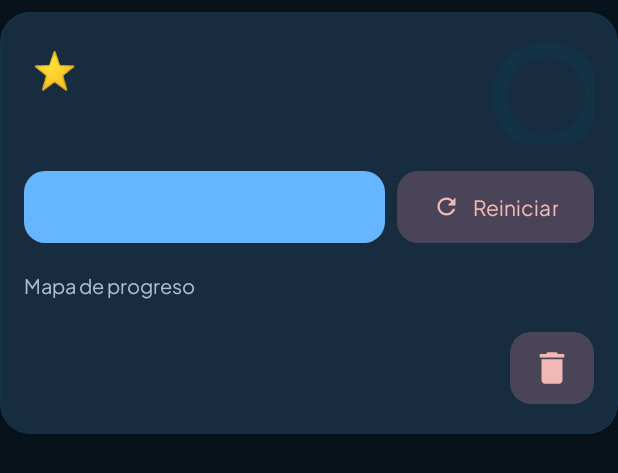
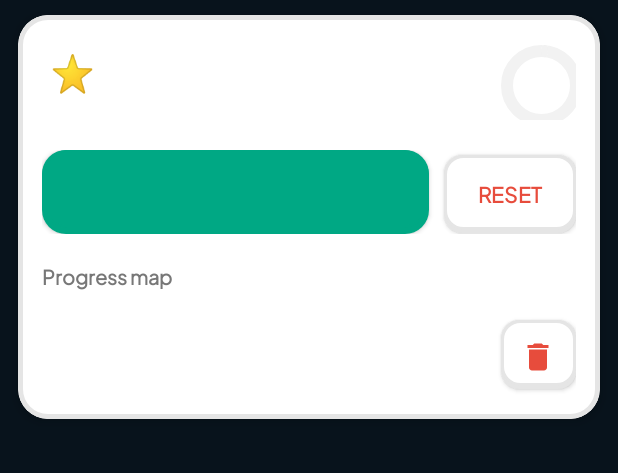
Before and after one commit to Rabenn/DiaCero, an Android app: the layout item_habit.xml on its own in the app's theme, with its tools: preview values and no code run, on a phone screen of 412 x 824 dp. Shown: the top 473 px of the screen. Run offline under Robolectric (Android 15) with nearby library versions, the phone set to English and light mode, and no system bars.

Commit message:
FEAT: Habitos estilos

```diff
--- a/app/src/main/res/layout/item_habit.xml
+++ b/app/src/main/res/layout/item_habit.xml
@@ -4,11 +4,13 @@
     android:id="@+id/cardHabit"
     android:layout_width="match_parent"
     android:layout_height="wrap_content"
-    android:layout_marginVertical="8dp"
+    android:layout_marginVertical="10dp"
+    android:layout_marginHorizontal="12dp"
     app:cardCornerRadius="20dp"
     app:cardElevation="4dp"
-    app:strokeColor="?attr/colorSurfaceVariant"
-    app:strokeWidth="1dp">
+    app:strokeColor="@color/duo_border"
+    app:strokeWidth="3dp"
+    android:backgroundTint="#FFFFFF">
 
     <androidx.constraintlayout.widget.ConstraintLayout
         android:layout_width="match_parent"
@@ -29,7 +31,7 @@
             android:id="@+id/layoutNameInfo"
             android:layout_width="0dp"
             android:layout_height="wrap_content"
-            android:layout_marginStart="10dp"
+            android:layout_marginStart="12dp"
             android:orientation="vertical"
             app:layout_constraintBottom_toBottomOf="@+id/progressContainer"
             app:layout_constraintEnd_toStartOf="@+id/progressContainer"
@@ -40,35 +42,37 @@
                 android:id="@+id/tvHabitName"
                 android:layout_width="wrap_content"
                 android:layout_height="wrap_content"
-                android:textColor="?attr/colorOnSurface"
-                android:textSize="20sp"
+                android:fontFamily="@font/brand_font"
+                android:textColor="@color/duo_text_main"
+                android:textSize="18sp"
                 android:textStyle="bold" />
 
             <TextView
                 android:id="@+id/tvFrequencyInfo"
                 android:layout_width="wrap_content"
                 android:layout_height="wrap_content"
-                android:layout_marginTop="2dp"
-                android:textColor="?attr/colorOnSurfaceVariant"
-                android:textSize="12sp" />
+                android:textColor="@color/duo_text_secondary"
+                android:textSize="13sp" />
 
             <TextView
                 android:id="@+id/tvMilestone"
                 android:layout_width="wrap_content"
                 android:layout_height="wrap_content"
-                android:layout_marginTop="2dp"
-                android:backgroundTint="?attr/colorPrimary"
+                android:layout_marginTop="4dp"
+                android:background="@drawable/bg_duo_card"
+                android:backgroundTint="@color/brand_purple"
                 android:paddingHorizontal="8dp"
                 android:paddingVertical="2dp"
-                android:textColor="?attr/colorOnPrimary"
-                android:textSize="12sp"
+                android:textColor="#FFFFFF"
+                android:textSize="11sp"
+                android:textStyle="bold"
                 android:visibility="gone" />
         </LinearLayout>
 
         <FrameLayout
             android:id="@+id/progressContainer"
-            android:layout_width="72dp"
-            android:layout_height="72dp"
+            android:layout_width="54dp"
+            android:layout_height="54dp"
             app:layout_constraintEnd_toEndOf="parent"
             app:layout_constraintTop_toTopOf="parent">
 
@@ -76,19 +80,18 @@
                 android:id="@+id/progressStreak"
                 android:layout_width="match_parent"
                 android:layout_height="match_parent"
-                android:indeterminate="false"
-                app:indicatorSize="72dp"
-                app:indicatorColor="?attr/colorPrimary"
-                app:trackColor="?attr/colorSurfaceVariant"
-                app:trackThickness="10dp" />
+                app:indicatorSize="54dp"
+                app:indicatorColor="@color/brand_blue"
+                app:trackColor="#F2F2F2"
+                app:trackThickness="8dp" />
 
             <TextView
                 android:id="@+id/tvStreakValue"
                 android:layout_width="match_parent"
                 android:layout_height="match_parent"
                 android:gravity="center"
-                android:textColor="?attr/colorOnSurface"
-                android:textSize="20sp"
+                android:textColor="@color/brand_blue"
+                android:textSize="14sp"
                 android:textStyle="bold" />
         </FrameLayout>
 
@@ -96,43 +99,46 @@
             android:id="@+id/layoutButtons"
             android:layout_width="match_parent"
             android:layout_height="wrap_content"
-            android:layout_marginTop="14dp"
+            android:layout_marginTop="20dp"
             android:orientation="horizontal"
             app:layout_constraintTop_toBottomOf="@+id/progressContainer">
 
-            <com.google.android.material.button.MaterialButton
+            <androidx.appcompat.widget.AppCompatButton
                 android:id="@+id/btnDoneToday"
-                style="@style/Widget.Material3.Button"
                 android:layout_width="0dp"
-                android:layout_height="wrap_content"
+                android:layout_height="56dp"
                 android:layout_weight="1"
-                android:minHeight="56dp"
-                android:textAllCaps="false"
-                android:textColor="@android:color/white"
-                android:textSize="16sp"
-                app:cornerRadius="14dp" />
+                android:background="@drawable/bg_button_duo_blue"
+                android:backgroundTint="@color/secondary"
+                android:textAllCaps="true"
+                android:textColor="#FFFFFF"
+                android:fontFamily="@font/brand_font"
+                android:textStyle="bold"
+                android:textSize="15sp" />
 
-            <com.google.android.material.button.MaterialButton
+            <androidx.appcompat.widget.AppCompatButton
                 android:id="@+id/btnResetStreak"
-                style="@style/Widget.Material3.Button.TonalButton"
                 android:layout_width="wrap_content"
-                android:layout_height="match_parent"
-                android:layout_marginStart="8dp"
-                android:minHeight="56dp"
-                android:text="@string/reiniciar"
-                android:textColor="?attr/colorError"
-                app:cornerRadius="14dp"
-                app:icon="@drawable/ic_refresh"
-                app:iconTint="?attr/colorError" />
+                android:layout_height="56dp"
+                android:layout_marginStart="10dp"
+                android:paddingHorizontal="20dp"
+                android:background="@drawable/bg_button_duo_white"
+                android:text="RESET"
+                android:textAllCaps="true"
+                android:textColor="@color/brand_red"
+                android:fontFamily="@font/brand_font"
+                android:textStyle="bold" />
         </LinearLayout>
 
         <TextView
             android:id="@+id/tvHeatmapLabel"
             android:layout_width="wrap_content"
             android:layout_height="wrap_content"
-            android:layout_marginTop="14dp"
-            android:text="@string/mapa_de_progreso"
-            android:textColor="?attr/colorOnSurfaceVariant"
+            android:layout_marginTop="18dp"
+            android:text="Progress map"
+            android:fontFamily="@font/brand_font"
+            android:textStyle="bold"
+            android:textColor="@color/duo_text_secondary"
             android:textSize="13sp"
             app:layout_constraintStart_toStartOf="parent"
             app:layout_constraintTop_toBottomOf="@+id/layoutButtons" />
@@ -141,24 +147,20 @@
             android:id="@+id/gridHeatmap"
             android:layout_width="match_parent"
             android:layout_height="wrap_content"
-            android:layout_marginTop="6dp"
+            android:layout_marginTop="8dp"
             android:columnCount="7"
             android:rowCount="4"
             app:layout_constraintTop_toBottomOf="@+id/tvHeatmapLabel" />
 
-        <com.google.android.material.button.MaterialButton
+        <androidx.appcompat.widget.AppCompatButton
             android:id="@+id/btnDeleteHabit"
-            style="@style/Widget.Material3.Button.TonalButton"
-            android:layout_width="56dp"
-            android:layout_height="56dp"
+            android:layout_width="50dp"
+            android:layout_height="50dp"
             android:layout_marginTop="12dp"
-            android:padding="0dp"
-            app:cornerRadius="14dp"
-            app:icon="@drawable/ic_delete"
-            app:iconGravity="textStart"
-            app:iconPadding="0dp"
-            app:iconSize="28dp"
-            app:iconTint="?attr/colorError"
+            android:background="@drawable/bg_button_duo_white"
+            android:foreground="@drawable/ic_delete"
+            android:foregroundGravity="center"
+            android:foregroundTint="@color/brand_red"
             app:layout_constraintBottom_toBottomOf="parent"
             app:layout_constraintEnd_toEndOf="parent"
             app:layout_constraintTop_toBottomOf="@+id/gridHeatmap" />
@@ -179,13 +181,14 @@
                 android:id="@+id/tvBestStreak"
                 android:layout_width="wrap_content"
                 android:layout_height="wrap_content"
-                android:textColor="?attr/colorOnSurfaceVariant"
+                android:textColor="@color/duo_text_secondary"
+                android:fontFamily="@font/brand_font"
                 android:textSize="14sp" />
 
             <com.airbnb.lottie.LottieAnimationView
                 android:id="@+id/lottieFire"
-                android:layout_width="32dp"
-                android:layout_height="32dp"
+                android:layout_width="30dp"
+                android:layout_height="30dp"
                 android:layout_marginStart="4dp"
                 android:visibility="gone"
                 app:lottie_autoPlay="true"
```
